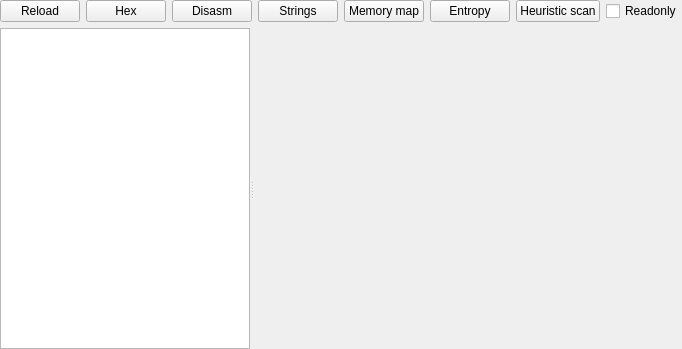
Qt form PE/pewidget.ui (horsicq/FormatWidgets) before a commit.
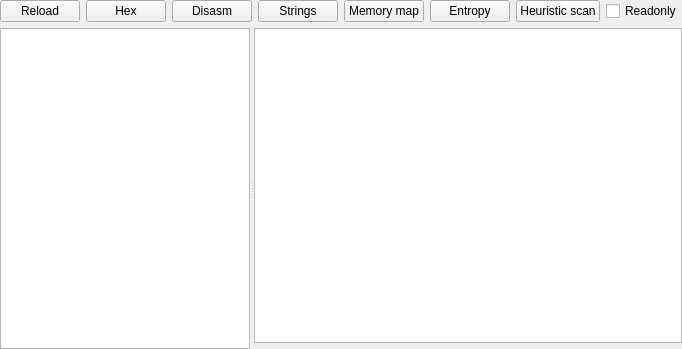
The same form after that commit. Custom widgets are drawn as their Qt base class.

```diff
--- a/PE/pewidget.ui
+++ b/PE/pewidget.ui
@@ -1191,7 +1191,54 @@
         </item>
        </layout>
       </widget>
-      <widget class="QWidget" name="page_Net_Metadata"/>
+      <widget class="QWidget" name="page_Net_Metadata">
+       <layout class="QVBoxLayout" name="verticalLayout_27">
+        <property name="leftMargin">
+         <number>0</number>
+        </property>
+        <property name="topMargin">
+         <number>0</number>
+        </property>
+        <property name="rightMargin">
+         <number>0</number>
+        </property>
+        <property name="bottomMargin">
+         <number>0</number>
+        </property>
+        <item>
+         <widget class="QTableWidget" name="tableWidget_Net_Metadata">
+          <property name="editTriggers">
+           <set>QAbstractItemView::NoEditTriggers</set>
+          </property>
+          <property name="selectionMode">
+           <enum>QAbstractItemView::SingleSelection</enum>
+          </property>
+          <property name="selectionBehavior">
+           <enum>QAbstractItemView::SelectRows</enum>
+          </property>
+          <attribute name="horizontalHeaderVisible">
+           <bool>false</bool>
+          </attribute>
+          <attribute name="verticalHeaderVisible">
+           <bool>false</bool>
+          </attribute>
+          <attribute name="verticalHeaderDefaultSectionSize">
+           <number>21</number>
+          </attribute>
+         </widget>
+        </item>
+        <item>
+         <widget class="ToolsWidget" name="widgetHex_Net_Metadata" native="true">
+          <property name="maximumSize">
+           <size>
+            <width>16777215</width>
+            <height>200</height>
+           </size>
+          </property>
+         </widget>
+        </item>
+       </layout>
+      </widget>
       <widget class="QWidget" name="page_Overlay">
        <layout class="QVBoxLayout" name="verticalLayout_11">
         <property name="spacing">
```
